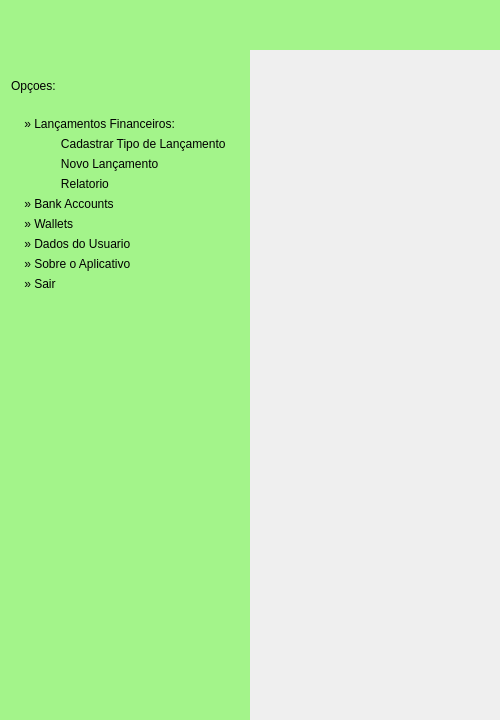
The window that VirtualWallet/src/vision/mainwindow.ui (joaovicentesouto/INE5417) describes before a commit, drawn with Qt 5.
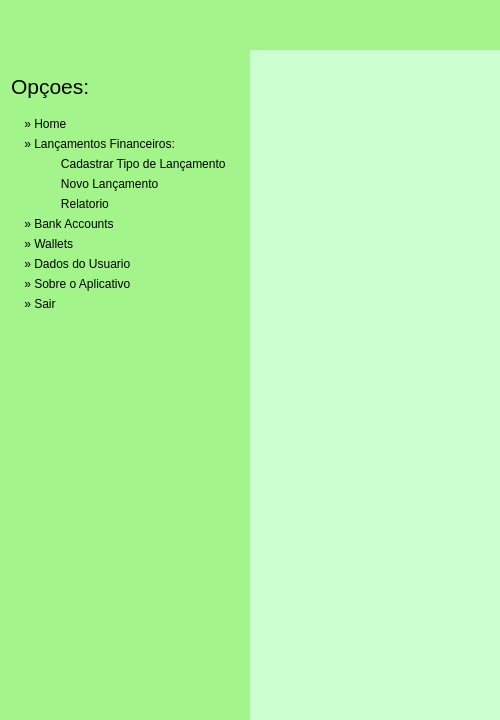
The same window after the commit. The open tabs and pages were chosen to show the change. Custom widgets are drawn as their Qt base class.

Commit message: Criação da opção HOME no menu.

What changed in the file:
```diff
--- a/VirtualWallet/src/vision/mainwindow.ui
+++ b/VirtualWallet/src/vision/mainwindow.ui
@@ -28,10 +28,19 @@
   <property name="windowTitle">
    <string>Virtual Wallet</string>
   </property>
+  <property name="styleSheet">
+   <string notr="true"/>
+  </property>
   <widget class="QWidget" name="centralWidget">
    <property name="enabled">
     <bool>true</bool>
    </property>
+   <property name="styleSheet">
+    <string notr="true">#centralWidget
+{
+	background-color: #ccffd0;
+}</string>
+   </property>
    <widget class="QStackedWidget" name="Stack">
     <property name="enabled">
      <bool>true</bool>
@@ -60,18 +69,52 @@
      <number>5</number>
     </property>
     <widget class="QWidget" name="Login">
+     <property name="styleSheet">
+      <string notr="true">#Login
+{
+	background-image: ../Images/fundo.png
+}</string>
+     </property>
      <layout class="QVBoxLayout" name="verticalLayout_2">
       <item>
-       <widget class="QWidget" name="LoginNorthWidget" native="true"/>
+       <widget class="QWidget" name="LoginNorthWidget" native="true">
+        <property name="styleSheet">
+         <string notr="true">#LoginNorthWidget
+{
+	color: transparent;
+}</string>
+        </property>
+       </widget>
       </item>
       <item>
-       <widget class="loginwidget" name="LoginCenterWidget" native="true"/>
+       <widget class="loginwidget" name="LoginCenterWidget" native="true">
+        <property name="styleSheet">
+         <string notr="true">#LoginCenterWidget
+{
+	color: transparent;
+}</string>
+        </property>
+       </widget>
       </item>
       <item>
-       <widget class="QWidget" name="LoginComplement" native="true"/>
+       <widget class="QWidget" name="LoginComplement" native="true">
+        <property name="styleSheet">
+         <string notr="true">#LoginComplement
+{
+	color: transparent;
+}</string>
+        </property>
+       </widget>
       </item>
       <item>
-       <widget class="QWidget" name="LoginSouthWidget" native="true"/>
+       <widget class="QWidget" name="LoginSouthWidget" native="true">
+        <property name="styleSheet">
+         <string notr="true">#LoginSouthWidget
+{
+	color: transparent;
+}</string>
+        </property>
+       </widget>
       </item>
      </layout>
     </widget>
@@ -349,11 +392,33 @@
          <height>50</height>
         </size>
        </property>
+       <property name="styleSheet">
+        <string notr="true">#MenuTitle
+{
+	font: 16pt;
+}</string>
+       </property>
        <property name="text">
         <string>Opçoes:</string>
        </property>
       </widget>
      </item>
+     <item>
+      <widget class="QPushButton" name="MenuHome">
+       <property name="styleSheet">
+        <string notr="true">#MenuHome
+{
+	text-align: left;
+	border: none;
+    color: black;
+    font-size: 12px;
+}</string>
+       </property>
+       <property name="text">
+        <string>    » Home</string>
+       </property>
+      </widget>
+     </item>
      <item>
       <widget class="QPushButton" name="MenuReleases">
        <property name="styleSheet">
```
Left out of the diff: 2 changed lines with no effect on the pictures. The commit also changes 5 other files.
